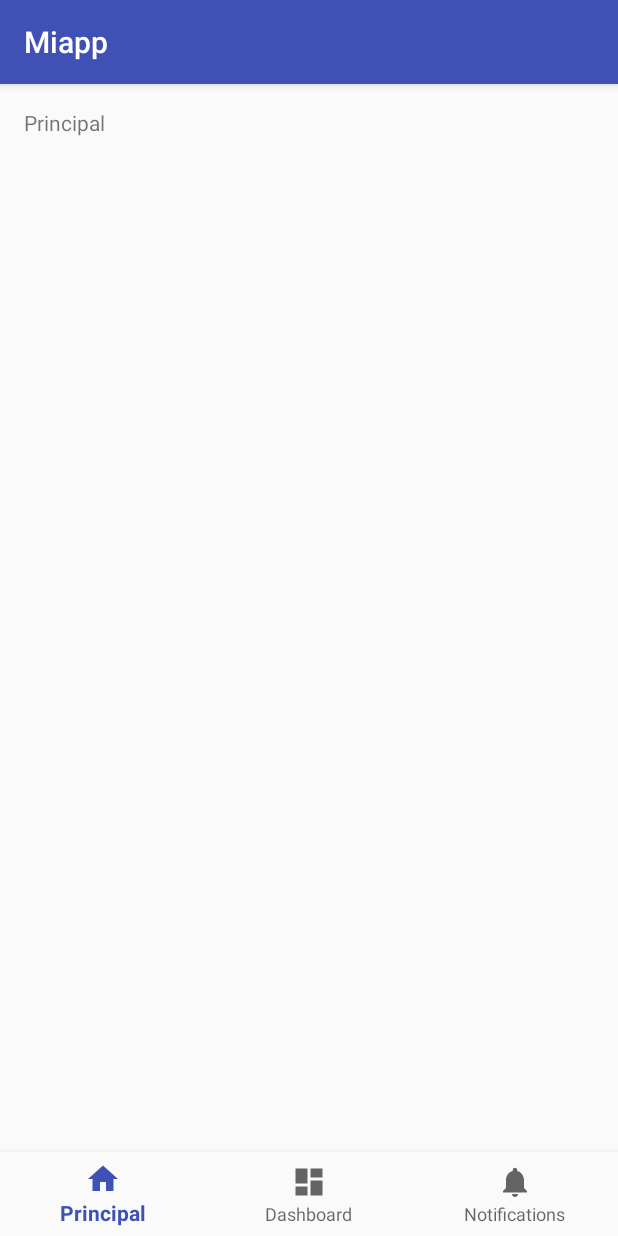
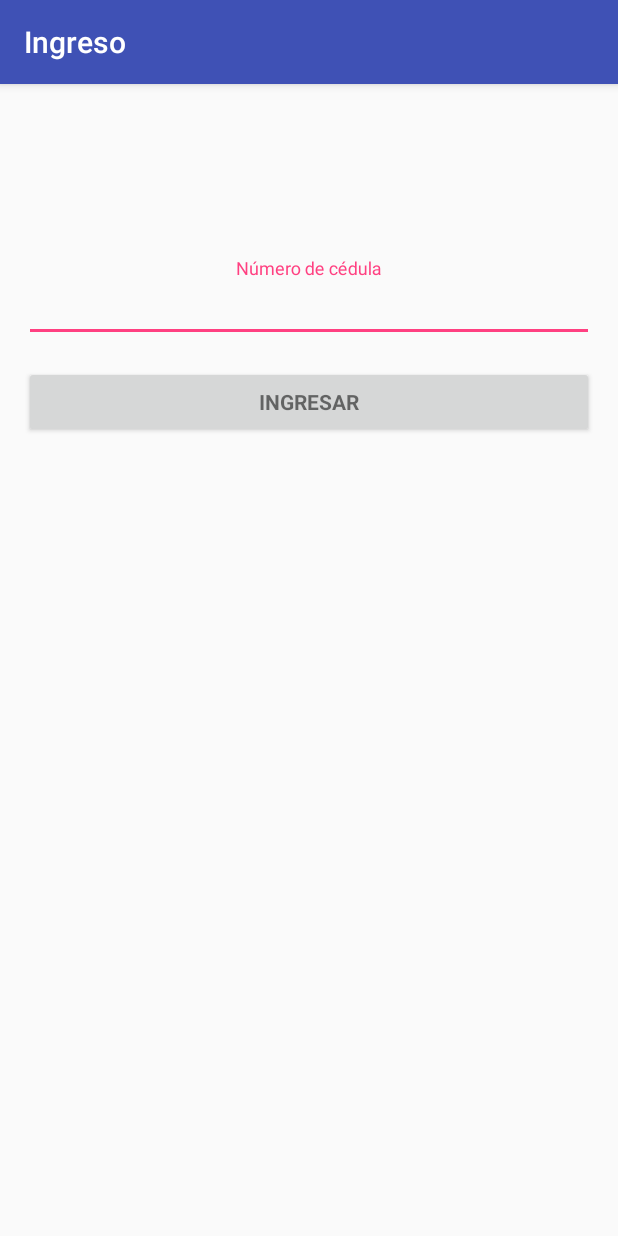
Before and after one commit to vhsanga/yagenda, an Android app: the screen it shows after launch (MainActivity before the commit, LoginActivity after it), on a phone screen of 412 x 824 dp. Run offline under Robolectric (Android 15) with nearby library versions, the phone set to English and light mode, and no system bars.

Commit message:
primer avance pantallas de login y actividad principal

```diff
--- a/app/build.gradle
+++ b/app/build.gradle
@@ -23,6 +23,8 @@ dependencies {
     implementation 'com.android.support:appcompat-v7:26.1.0'
     implementation 'com.android.support:design:26.1.0'
     implementation 'com.android.support.constraint:constraint-layout:1.1.3'
+    implementation 'com.android.support:support-v4:26.1.0'
+    implementation 'com.android.support:recyclerview-v7:26.1.0'
     testImplementation 'junit:junit:4.12'
     androidTestImplementation 'com.android.support.test:runner:1.0.2'
     androidTestImplementation 'com.android.support.test.espresso:espresso-core:3.0.2'
--- /dev/null
+++ b/app/src/main/res/layout/activity_login.xml
@@ -0,0 +1,71 @@
+<?xml version="1.0" encoding="utf-8"?>
+<LinearLayout xmlns:android="http://schemas.android.com/apk/res/android"
+    xmlns:tools="http://schemas.android.com/tools"
+    android:layout_width="match_parent"
+    android:layout_height="match_parent"
+    android:gravity="center_horizontal"
+    android:orientation="vertical"
+    android:paddingBottom="@dimen/activity_vertical_margin"
+    android:paddingLeft="@dimen/activity_horizontal_margin"
+    android:paddingRight="@dimen/activity_horizontal_margin"
+    android:paddingTop="@dimen/activity_vertical_margin"
+    tools:context=".LoginActivity">
+
+    <!-- Login progress -->
+    <ProgressBar
+        android:id="@+id/login_progress"
+        style="?android:attr/progressBarStyleLarge"
+        android:layout_width="wrap_content"
+        android:layout_height="wrap_content"
+        android:layout_marginBottom="8dp"
+        android:visibility="gone" />
+
+    <ScrollView
+        android:id="@+id/login_form"
+        android:layout_width="match_parent"
+        android:layout_height="match_parent">
+
+        <LinearLayout
+            android:id="@+id/registro_form"
+            android:layout_width="match_parent"
+            android:layout_height="wrap_content"
+            android:layout_marginTop="100dp"
+            android:orientation="vertical">
+
+            <android.support.design.widget.TextInputLayout
+                android:layout_width="match_parent"
+                android:layout_height="wrap_content">
+
+            </android.support.design.widget.TextInputLayout>
+
+            <android.support.design.widget.TextInputLayout
+                android:layout_width="match_parent"
+                android:layout_height="wrap_content">
+
+                <EditText
+                    android:id="@+id/password"
+                    android:layout_width="match_parent"
+                    android:layout_height="wrap_content"
+                    android:gravity="center"
+                    android:hint="@string/prompt_password"
+                    android:imeActionId="6"
+                    android:imeActionLabel="@string/action_sign_in_short"
+                    android:imeOptions="actionUnspecified"
+                    android:inputType="textPassword"
+                    android:maxLines="1"
+                    android:singleLine="true" />
+
+            </android.support.design.widget.TextInputLayout>
+
+            <Button
+                android:id="@+id/email_sign_in_button"
+                style="?android:textAppearanceSmall"
+                android:layout_width="match_parent"
+                android:layout_height="wrap_content"
+                android:layout_marginTop="16dp"
+                android:text="@string/action_sign_in"
+                android:textStyle="bold" />
+
+        </LinearLayout>
+    </ScrollView>
+</LinearLayout>
--- a/app/src/main/res/values/dimens.xml
+++ b/app/src/main/res/values/dimens.xml
@@ -2,4 +2,5 @@
     <!-- Default screen margins, per the Android Design guidelines. -->
     <dimen name="activity_horizontal_margin">16dp</dimen>
     <dimen name="activity_vertical_margin">16dp</dimen>
+    <dimen name="text_margin">16dp</dimen>
 </resources>
--- a/app/src/main/res/values/strings.xml
+++ b/app/src/main/res/values/strings.xml
@@ -1,6 +1,21 @@
 <resources>
-    <string name="app_name">Miapp</string>
-    <string name="title_home">Principal</string>
-    <string name="title_dashboard">Dashboard</string>
+
+    <!-- Strings related to Main -->
+    <string name="app_name">InfoApp</string>
+    <string name="title_home">Actividades</string>
+    <string name="title_dashboard">Personas</string>
     <string name="title_notifications">Notifications</string>
+    <string name="title_activity_login">Ingreso</string>
+
+    <!-- Strings related to login -->
+    <string name="prompt_password">Número de cédula</string>
+    <string name="action_sign_in">Ingresar</string>
+    <string name="action_sign_in_short">Ingresar</string>
+    <string name="error_incorrect_password">Su cédula no esta registrado en la aplicación</string>
+    <string name="error_field_required">Ingrese su cédula</string>
+
+
+
+
+
 </resources>
```
Also changed, not shown: app/src/main/AndroidManifest.xml (+9 -0 lines), app/src/main/java/com/example/victor_sanga/miapp/ListaActividadesFragment.java (added, +87 -0 lines), app/src/main/java/com/example/victor_sanga/miapp/LoginActivity.java (added, +235 -0 lines), app/src/main/java/com/example/victor_sanga/miapp/MainActivity.java (+24 -0 lines), app/src/main/java/com/example/victor_sanga/miapp/MyListaActividadesRecyclerViewAdapter.java (added, +77 -0 lines), app/src/main/java/com/example/victor_sanga/miapp/dummy/DummyContent.java (added, +72 -0 lines), app/src/main/res/layout/activity_main.xml (+11 -1 lines), app/src/main/res/layout/fragment_listaactividades.xml (added, +20 -0 lines), app/src/main/res/layout/fragment_listaactividades_list.xml (added, +13 -0 lines), 2 other files.
